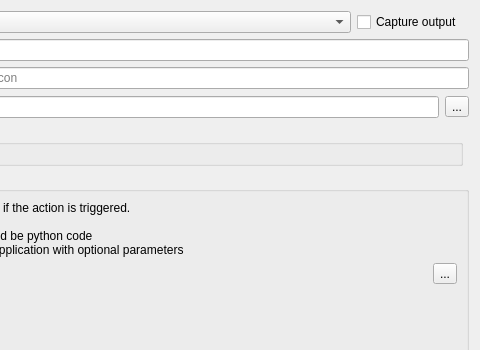
Above: src/ui/qgsattributeactionpropertiesdialogbase.ui from qgis/QGIS before the change; both pictures show x 222 to 702 and y 0 to 350 of the 702 by 547 pixel window. Below: the same form after it.
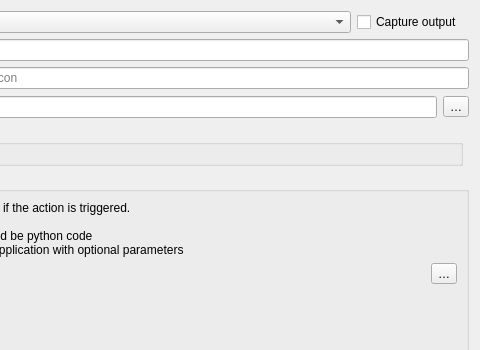
That is the form after the change. Icons and pictures are not drawn. Custom widgets are drawn as their Qt base class.

The edit to the form file:
```diff
--- a/src/ui/qgsattributeactionpropertiesdialogbase.ui
+++ b/src/ui/qgsattributeactionpropertiesdialogbase.ui
@@ -54,7 +54,7 @@
      <item>
       <widget class="QToolButton" name="mChooseIconButton">
        <property name="text">
-        <string>...</string>
+        <string>…</string>
        </property>
        <property name="icon">
         <iconset resource="../../images/images.qrc">
@@ -184,7 +184,7 @@
            <string>Clicking the button will let you select an application to use as the action</string>
           </property>
           <property name="text">
-           <string>...</string>
+           <string>…</string>
           </property>
           <property name="icon">
            <iconset resource="../../images/images.qrc">
```
